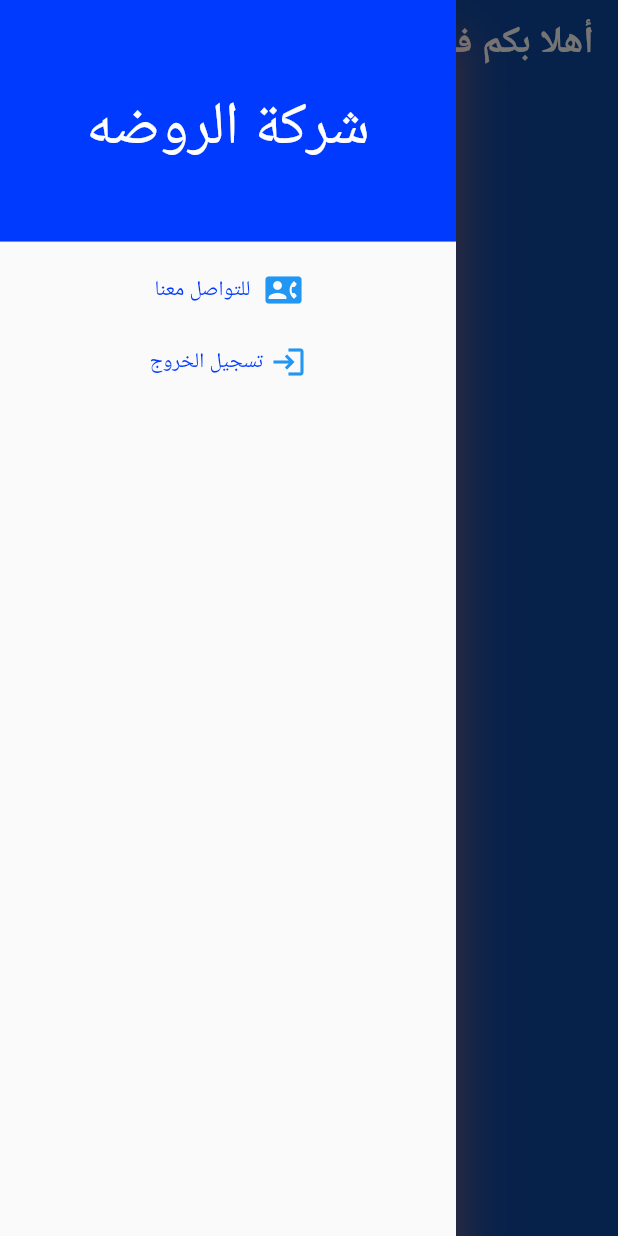
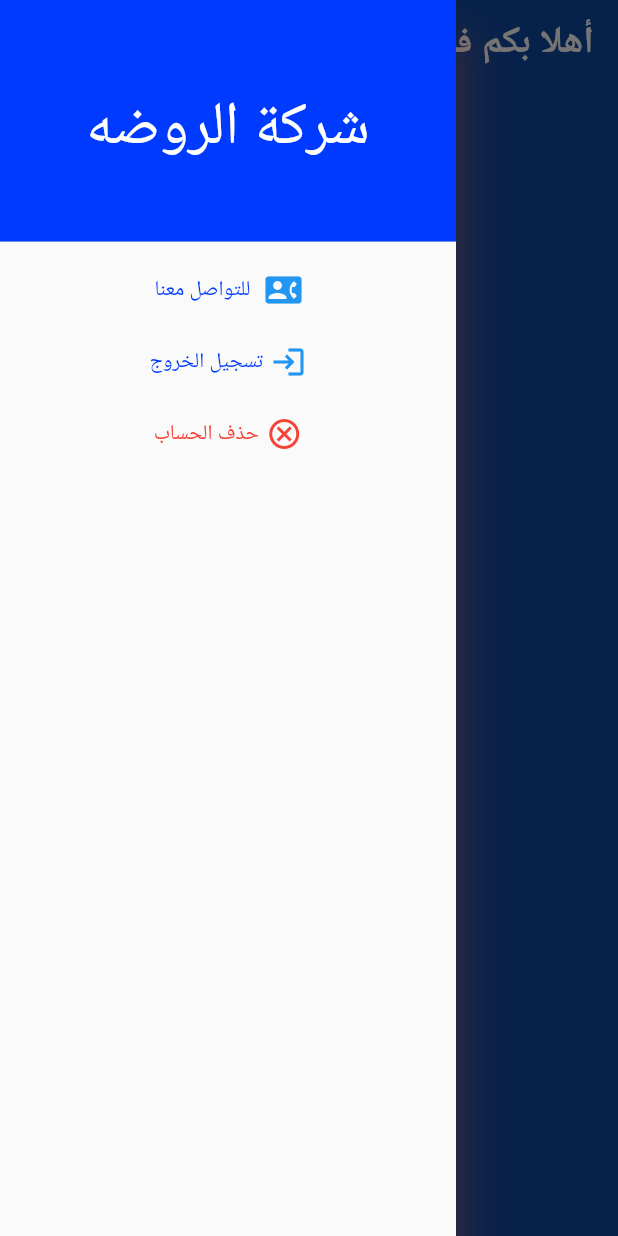
Before and after one commit to SalmaAlbakr/alrawda_store, a Flutter app: the HomeScreen screen opened directly, with the side drawer open, on a phone screen of 412 x 824 dp. Run offline on Flutter 3.47's test engine with Material 2 defaults, Android fonts, the phone set to English and light mode, and no system bars; drawn by our look-alikes of carousel_slider; our stand-ins replace bloc, cloud_firestore, connectivity_plus, firebase_auth, firebase_core, firebase_storage and 4 more; accounts and stored records are empty; Roboto replaces fonts that are missing (Alexandria).

Commit message:
add item

```diff
--- a/lib/view/home_screen.dart
+++ b/lib/view/home_screen.dart
@@ -263,6 +263,60 @@ class home_drawer extends StatelessWidget {
               ],
             ),
           ),
+          TextButton(
+            onPressed: () async {
+              showDialog<void>(
+                context: context,
+                builder: (context) {
+                  return AlertDialog(
+                    actions: <Widget>[
+                      TextButton(
+                        onPressed: () => Navigator.pop(
+                            context, 'Cancel'),
+                        child: const Text('الغاء'),
+                      ),
+                      _auth == null ? SizedBox() :
+                      TextButton(
+                        onPressed: () async {
+                          await _auth.currentUser!.delete();
+                          Navigator.of(context).push(
+                            MaterialPageRoute(
+                              builder: (context) => StartScreen(),
+                            ),
+                          );
+
+                        } ,
+                        child: const Text('حذف'),
+                      ),
+                    ],
+                    content: Text(
+                      "هل تريد حذف الحساب",
+                    ),
+                  );
+                },
+              );
+
+
+
+            },
+            child: Row(
+              mainAxisAlignment: MainAxisAlignment.center,
+              children: [
+                Icon(Icons.cancel_outlined ,
+                color:Colors.red ,
+                ),
+                SizedBox(
+                  width: 5,
+                ),
+                Text(
+                  "حذف الحساب",
+                  style: TextStyle(
+                    color: Colors.red,
+                  ),
+                ),
+              ],
+            ),
+          ),
         ],
       ),
     );
```
